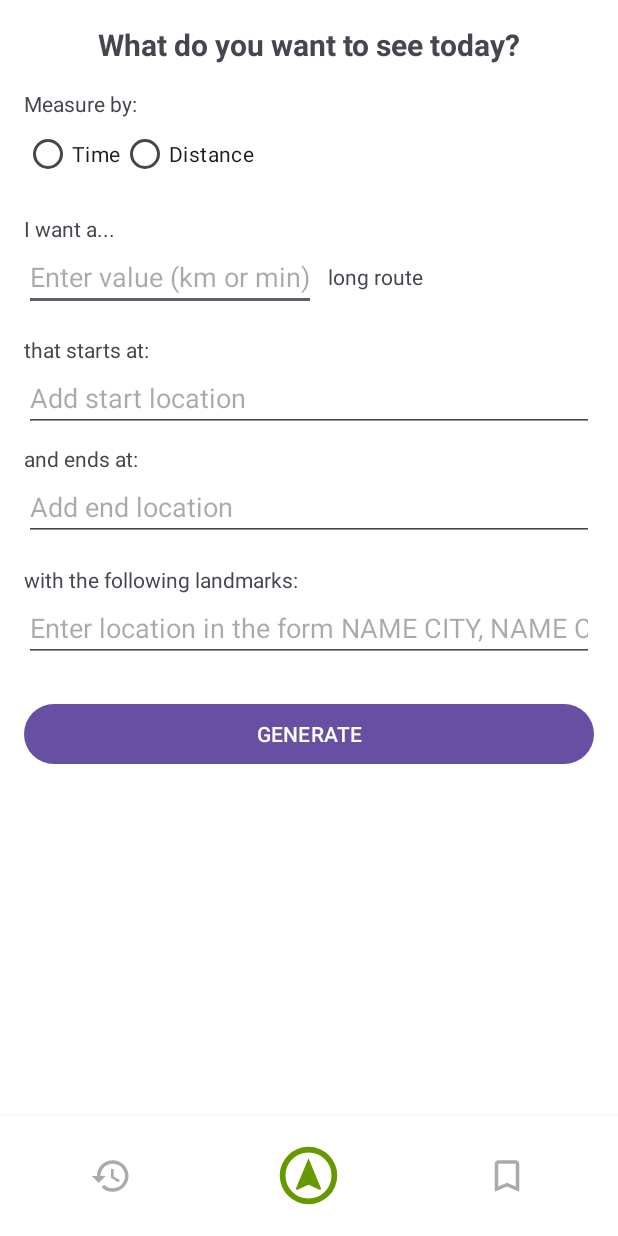
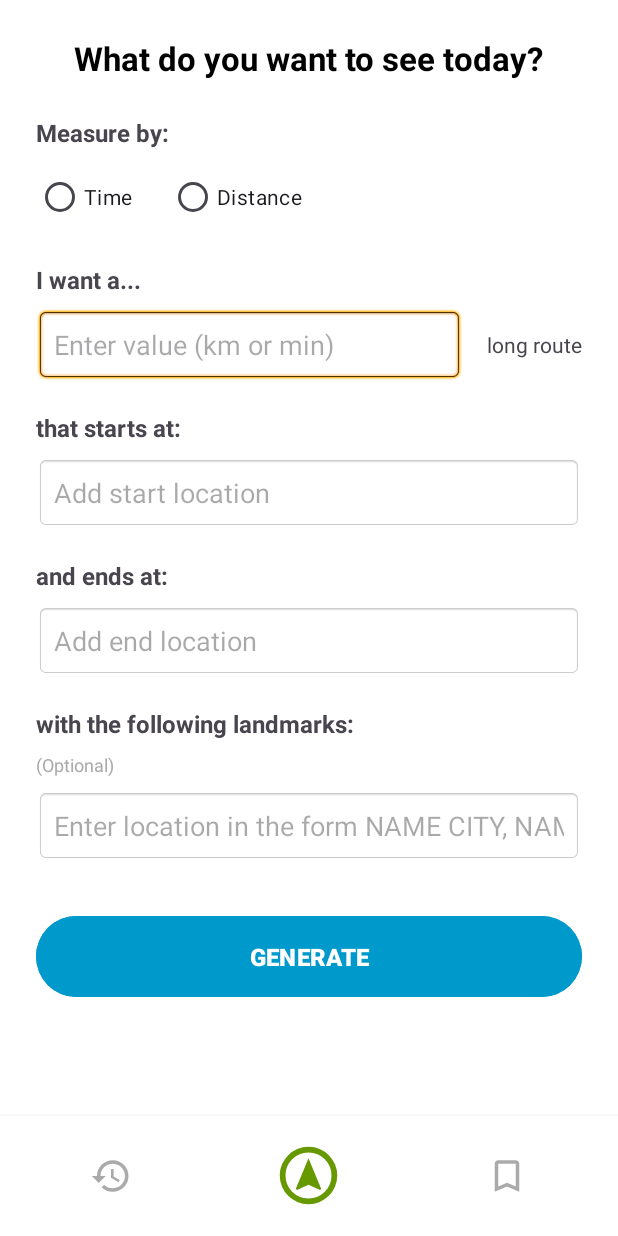
Before and after one commit to nzhan2/cs465-UI-you-see, an Android app: the screen it shows after launch (MainActivity), on a phone screen of 412 x 824 dp. Run offline under Robolectric (Android 15) with nearby library versions, the phone set to English and light mode, and no system bars.

Commit message:
updated graphics of input page

```diff
--- a/app/src/main/res/layout/activity_route_input.xml
+++ b/app/src/main/res/layout/activity_route_input.xml
@@ -13,33 +13,40 @@
             android:layout_width="match_parent"
             android:layout_height="wrap_content"
             android:orientation="vertical"
-            android:padding="16dp">
+            android:padding="24dp">
+
+            <!-- Header -->
+            <TextView
+                android:layout_width="wrap_content"
+                android:layout_height="wrap_content"
+                android:text="What do you want to see today?"
+                android:textSize="22sp"
+                android:textStyle="bold"
+                android:layout_gravity="center_horizontal"
+                android:paddingBottom="24dp"
+                android:textColor="@android:color/black"/>
 
             <TextView
                 android:layout_width="wrap_content"
                 android:layout_height="wrap_content"
-                android:text="What do you want to see today?"
-                android:textSize="20sp"
+                android:text="Measure by:"
+                android:textSize="16sp"
                 android:textStyle="bold"
-                android:layout_gravity="center_horizontal"
-                android:paddingBottom="16dp"/>
-
-            <TextView
-                android:layout_width="wrap_content"
-                android:layout_height="wrap_content"
-                android:text="Measure by:"/>
+                android:paddingBottom="8dp"/>
 
             <RadioGroup
                 android:id="@+id/measureRadioGroup"
                 android:orientation="horizontal"
                 android:layout_width="wrap_content"
-                android:layout_height="wrap_content">
+                android:layout_height="wrap_content"
+                android:paddingBottom="16dp">
 
                 <RadioButton
                     android:id="@+id/timeRadio"
                     android:layout_width="wrap_content"
                     android:layout_height="wrap_content"
-                    android:text="Time"/>
+                    android:text="Time"
+                    android:paddingEnd="24dp"/>
 
                 <RadioButton
                     android:id="@+id/distanceRadio"
@@ -52,26 +59,35 @@
                 android:layout_width="wrap_content"
                 android:layout_height="wrap_content"
                 android:text="I want a..."
-                android:layout_marginTop="16dp"/>
+                android:textSize="16sp"
+                android:textStyle="bold"
+                android:layout_marginTop="4dp"
+                android:paddingBottom="8dp"/>
 
             <LinearLayout
                 android:layout_width="match_parent"
                 android:layout_height="wrap_content"
-                android:orientation="horizontal">
+                android:orientation="horizontal"
+                android:paddingBottom="16dp"
+                android:gravity="center_vertical">
 
                 <EditText
                     android:id="@+id/constraintValueInput"
-                    android:layout_width="wrap_content"
+                    android:layout_width="0dp"
                     android:layout_height="wrap_content"
+                    android:layout_weight="1"
                     android:hint="Enter value (km or min)"
-                    android:inputType="numberDecimal"/>
+                    android:inputType="numberDecimal"
+                    android:padding="12dp"
+                    android:background="@android:drawable/editbox_background"
+                    android:layout_marginEnd="8dp"/>
 
                 <TextView
                     android:id="@+id/longRouteText"
                     android:layout_width="wrap_content"
                     android:layout_height="wrap_content"
                     android:text="long route"
-                    android:layout_gravity="center_vertical"
+                    android:textSize="14sp"
                     android:paddingStart="8dp"/>
             </LinearLayout>
 
@@ -79,54 +95,87 @@
                 android:layout_width="wrap_content"
                 android:layout_height="wrap_content"
                 android:text="that starts at:"
-                android:layout_marginTop="16dp"/>
+                android:textSize="16sp"
+                android:textStyle="bold"
+                android:layout_marginTop="4dp"
+                android:paddingBottom="8dp"/>
 
             <EditText
                 android:id="@+id/startEditText"
                 android:layout_width="match_parent"
                 android:layout_height="wrap_content"
                 android:hint="Add start location"
-                android:inputType="text"/>
+                android:inputType="text"
+                android:padding="12dp"
+                android:background="@android:drawable/editbox_background"
+                android:layout_marginBottom="16dp"/>
 
             <TextView
                 android:layout_width="wrap_content"
                 android:layout_height="wrap_content"
                 android:text="and ends at:"
-                android:layout_marginTop="8dp"/>
+                android:textSize="16sp"
+                android:textStyle="bold"
+                android:layout_marginTop="4dp"
+                android:paddingBottom="8dp"/>
 
             <EditText
                 android:id="@+id/endEditText"
                 android:layout_width="match_parent"
                 android:layout_height="wrap_content"
                 android:hint="Add end location"
-                android:inputType="text"/>
+                android:inputType="text"
+                android:padding="12dp"
+                android:background="@android:drawable/editbox_background"
+                android:layout_marginBottom="16dp"/>
 
             <TextView
                 android:layout_width="wrap_content"
                 android:layout_height="wrap_content"
                 android:text="with the following landmarks:"
-                android:layout_marginTop="16dp"/>
+                android:textSize="16sp"
+                android:textStyle="bold"
+                android:layout_marginTop="4dp"
+                android:paddingBottom="8dp"/>
+
+            <TextView
+                android:layout_width="wrap_content"
+                android:layout_height="wrap_content"
+                android:text="(Optional)"
+                android:textSize="12sp"
+                android:textColor="@android:color/darker_gray"
+                android:paddingBottom="8dp"/>
 
             <EditText
                 android:id="@+id/landmarksEditText"
                 android:layout_width="match_parent"
                 android:layout_height="wrap_content"
                 android:hint="Enter location in the form NAME CITY, NAME CITY"
-                android:inputType="text"/>
+                android:inputType="text"
+                android:padding="12dp"
+                android:background="@android:drawable/editbox_background"
+                android:minLines="3"
+                android:gravity="top"/>
 
             <!--<Button
                 android:id="@+id/addLandmarkButton"
                 android:layout_width="wrap_content"
                 android:layout_height="wrap_content"
                 android:text="Add another landmark"
-                android:layout_marginTop="8dp"/>-->
+                android:layout_marginTop="8dp"
+                android:layout_gravity="center_horizontal"/>-->
 
             <Button
                 android:id="@+id/generateButton"
                 android:layout_width="match_parent"
                 android:layout_height="wrap_content"
                 android:text="GENERATE"
-                android:layout_marginTop="24dp"/>
+                android:layout_marginTop="32dp"
+                android:padding="16dp"
+                android:textStyle="bold"
+                android:textSize="16sp"
+                android:backgroundTint="@android:color/holo_blue_dark"
+                android:textColor="@android:color/white"/>
 
         </LinearLayout>
     </ScrollView>
```
